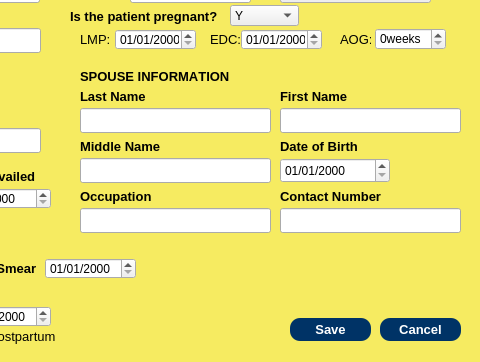
Qt form wfui/add_patient.ui (rdspiderlily/WellFam-Care) before a commit; both pictures show x 240 to 720 and y 182 to 544 of the 720 by 544 pixel window.
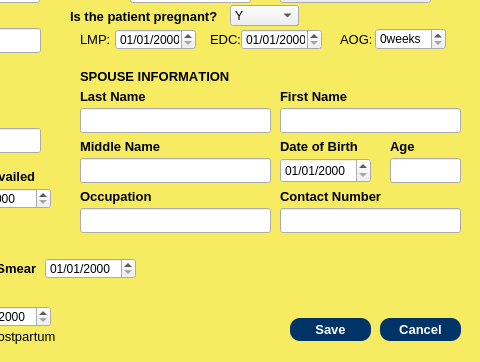
The same form after that commit.

The edit to the form file:
```diff
--- a/wfui/add_patient.ui
+++ b/wfui/add_patient.ui
@@ -687,7 +687,7 @@
      <rect>
       <x>520</x>
       <y>320</y>
-      <width>101</width>
+      <width>81</width>
       <height>16</height>
      </rect>
     </property>
@@ -782,7 +782,7 @@
      <rect>
       <x>520</x>
       <y>340</y>
-      <width>110</width>
+      <width>91</width>
       <height>25</height>
      </rect>
     </property>
@@ -1434,6 +1434,44 @@
      <string>Province</string>
     </property>
    </widget>
+   <widget class="QLabel" name="label_22">
+    <property name="geometry">
+     <rect>
+      <x>630</x>
+      <y>320</y>
+      <width>51</width>
+      <height>16</height>
+     </rect>
+    </property>
+    <property name="font">
+     <font>
+      <family>Arial</family>
+      <pointsize>10</pointsize>
+      <weight>75</weight>
+      <bold>true</bold>
+      <kerning>false</kerning>
+     </font>
+    </property>
+    <property name="text">
+     <string>Age</string>
+    </property>
+   </widget>
+   <widget class="QLineEdit" name="lineEditSpoAge">
+    <property name="geometry">
+     <rect>
+      <x>630</x>
+      <y>340</y>
+      <width>71</width>
+      <height>25</height>
+     </rect>
+    </property>
+    <property name="font">
+     <font>
+      <family>Arial</family>
+      <kerning>false</kerning>
+     </font>
+    </property>
+   </widget>
    <zorder>datePatDOB</zorder>
    <zorder>frame</zorder>
    <zorder>label_2</zorder>
```
Left out of the diff: 2 changed lines with no effect on the pictures.
